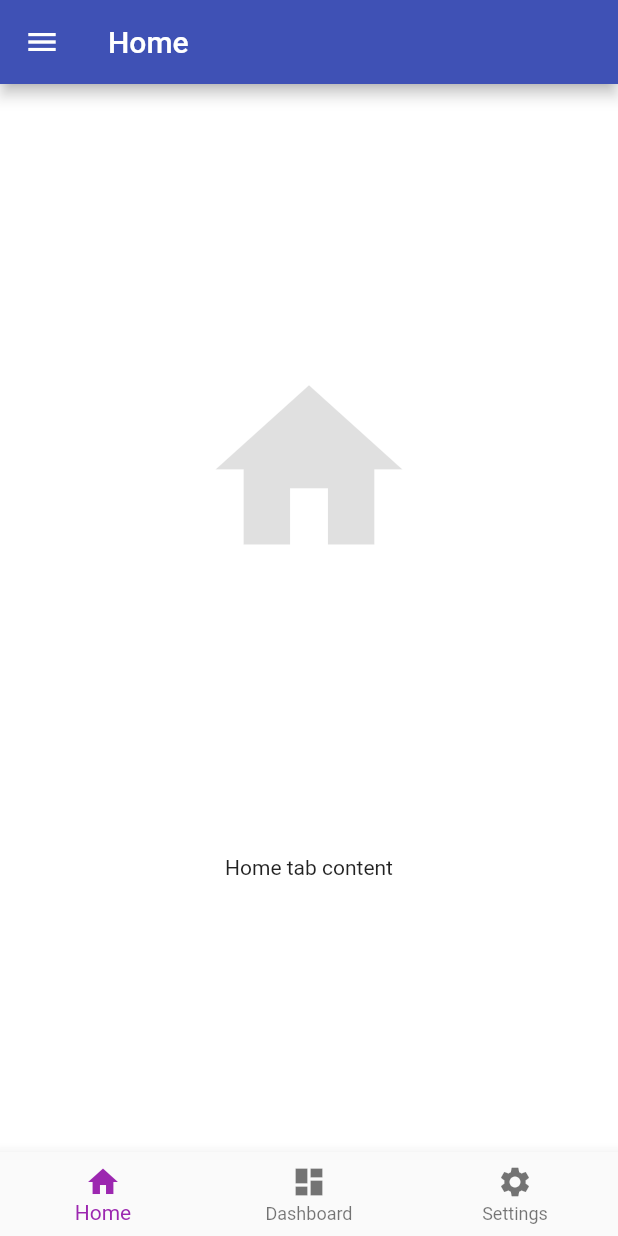
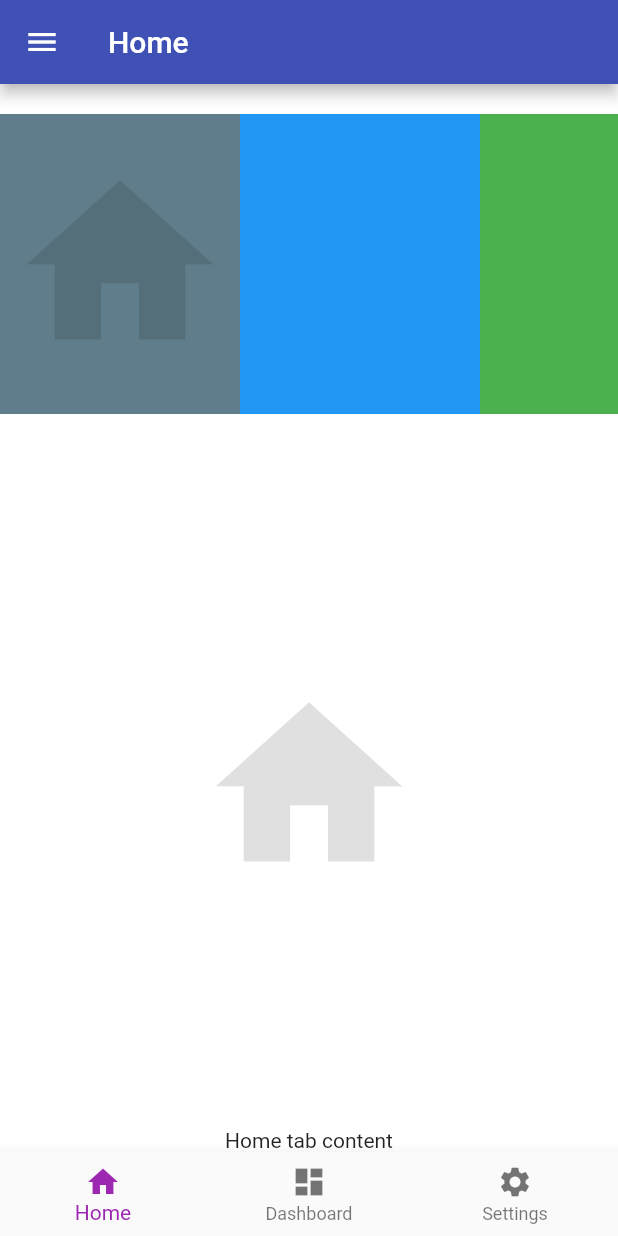
Before and after one commit to hvpulok/flutter_poc, a Flutter app: the HomeTabs screen opened directly, on a phone screen of 412 x 824 dp. Run offline on Flutter 3.47's test engine with Material 2 defaults, Android fonts, the phone set to English and light mode, and no system bars; our stand-ins replace font_awesome_flutter; project files that could hold a hidden picture were left out.

Commit message:
add row span

```diff
--- a/lib/home-page/home-page.dart
+++ b/lib/home-page/home-page.dart
@@ -1,6 +1,6 @@
 import 'package:flutter/material.dart';
 import 'package:flutter/cupertino.dart';
-import './tabs/home.dart';
+import './tabs/home-tab/home-tab.dart';
 import './tabs/dashboard.dart';
 import './tabs/settings.dart';
 import './drawer.dart';
@@ -53,7 +53,7 @@ class HomeTabsState extends State<HomeTabs> {
       body: PageView(
         controller: _tabController,
         onPageChanged: onTabChanged,
-        children: <Widget>[Home(), Dashboard(), Settings()],
+        children: <Widget>[HomeTab(), Dashboard(), Settings()],
         scrollDirection: Axis.horizontal,
       ),
 
--- /dev/null
+++ b/lib/home-page/tabs/home-tab/home-tab.dart
@@ -0,0 +1,16 @@
+import 'package:flutter/material.dart';
+import './row-span.dart';
+
+class HomeTab extends StatelessWidget {
+  @override
+  Widget build(BuildContext context) => Container(
+          child: Column(
+        crossAxisAlignment: CrossAxisAlignment.center,
+        mainAxisAlignment: MainAxisAlignment.spaceBetween,
+        children: <Widget>[
+          RowSpan(),
+          Icon(Icons.home, size: 150.0, color: Colors.black12),
+          Text("Home tab content")
+        ],
+      ));
+}
--- /dev/null
+++ b/lib/home-page/tabs/home-tab/row-span.dart
@@ -0,0 +1,37 @@
+import 'package:flutter/material.dart';
+
+class RowSpan extends StatelessWidget {
+  @override
+  Widget build(BuildContext context) {
+    return Container(
+      margin: EdgeInsets.symmetric(vertical: 20.0),
+      height: 200.0,
+      child: ListView(
+        scrollDirection: Axis.horizontal,
+        children: <Widget>[
+          Container(
+            width: 160.0,
+            color: Colors.blueGrey,
+            child: Icon(Icons.home, size: 150.0, color: Colors.black12),
+          ),
+          Container(
+            width: 160.0,
+            color: Colors.blue,
+          ),
+          Container(
+            width: 160.0,
+            color: Colors.green,
+          ),
+          Container(
+            width: 160.0,
+            color: Colors.yellow,
+          ),
+          Container(
+            width: 160.0,
+            color: Colors.orange,
+          ),
+        ],
+      ),
+    );
+  }
+}
--- a/lib/home-page/tabs/home.dart
+++ /dev/null
@@ -1,19 +0,0 @@
-import 'package:flutter/material.dart';
-
-class Home extends StatelessWidget {
-  @override
-  Widget build(BuildContext context) => new Container(
-    child: new Column(
-      crossAxisAlignment: CrossAxisAlignment.center,
-      mainAxisAlignment: MainAxisAlignment.spaceEvenly,
-      children: <Widget>[
-        new Icon(
-          Icons.home,
-          size: 150.0,
-          color: Colors.black12
-        ),
-        new Text('Home tab content')
-      ],
-    )
-  );
-}
```
